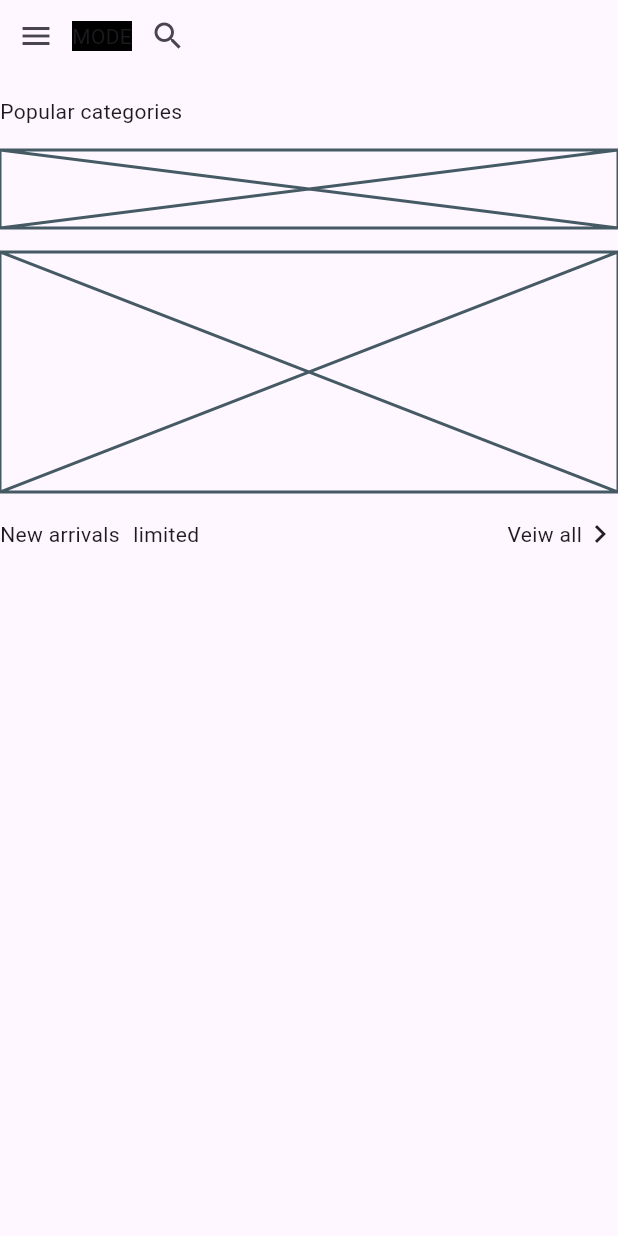
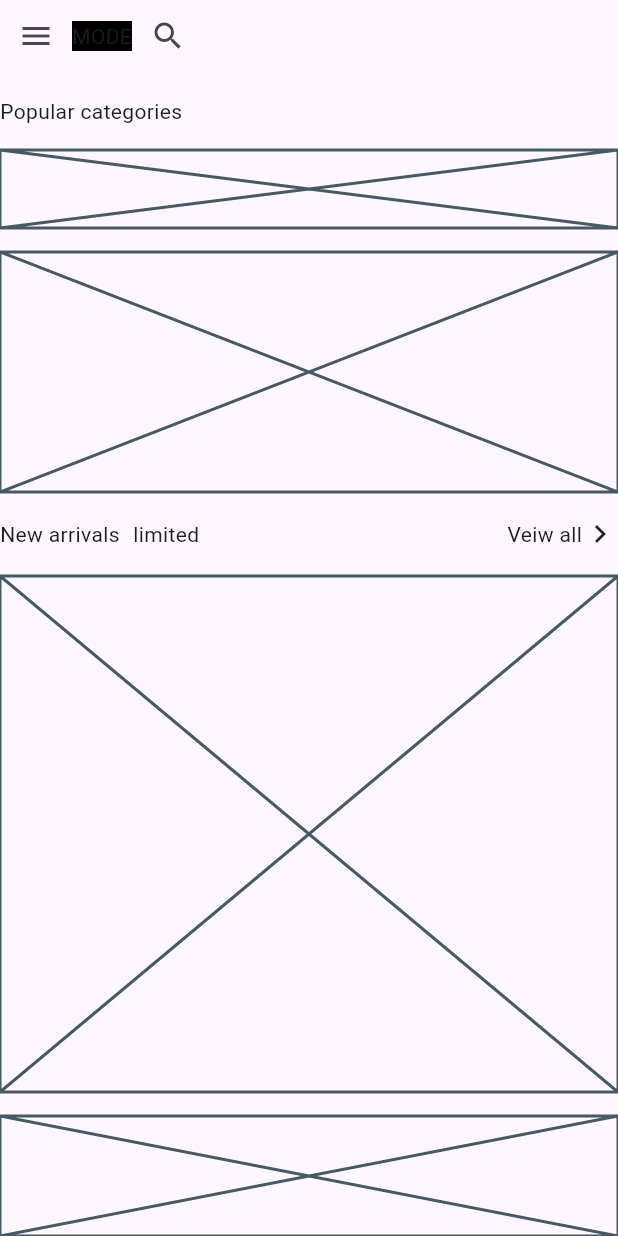
Before and after one commit to JAICHANGPARK/flutter_notebook_chapter_49, a Flutter app: the ECommerceHomePage screen opened directly, on a phone screen of 412 x 824 dp. Run offline on Flutter 3.47's test engine with Material 3 defaults, Android fonts, the phone set to English and light mode, and no system bars; our stand-ins replace google_fonts; Roboto replaces fonts that are missing (Akshar).

Commit message:
Update e_commerce_home_page.dart

```diff
--- a/lib/ep2451_e_commerce_app/ui/e_commerce_home_page.dart
+++ b/lib/ep2451_e_commerce_app/ui/e_commerce_home_page.dart
@@ -54,6 +54,11 @@ class _ECommerceHomePageState extends State<ECommerceHomePage> {
                 ),
               ],
             ),
+            Expanded(child: Placeholder()),
+            Container(
+              height: 80,
+              child: Placeholder(),
+            )
           ],
         ),
       ),
```
